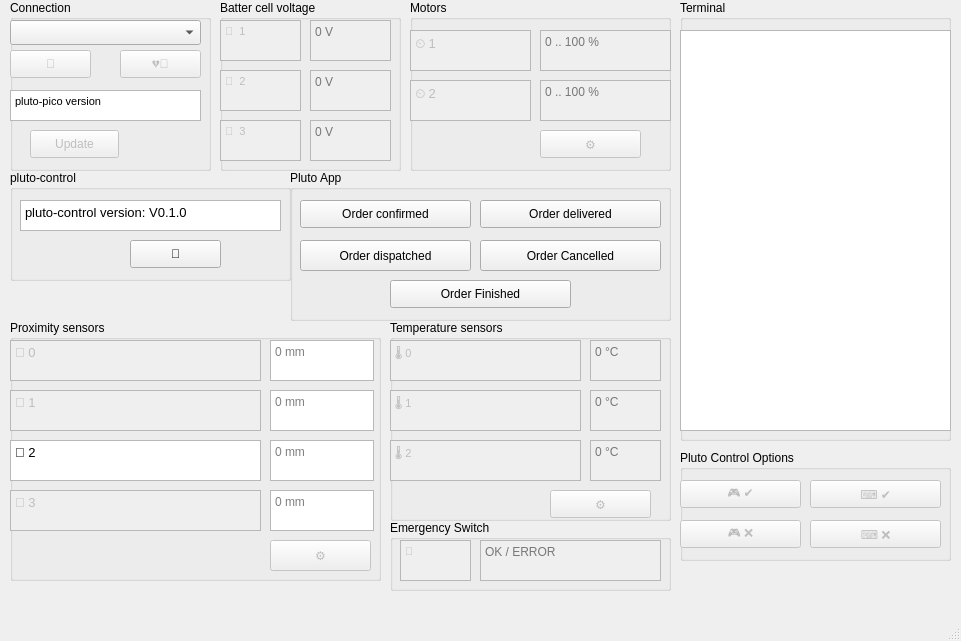
This is ui/pluto_control.ui in jruelli/pluto_control as Qt 5 draws it before an edit. The edited form follows.
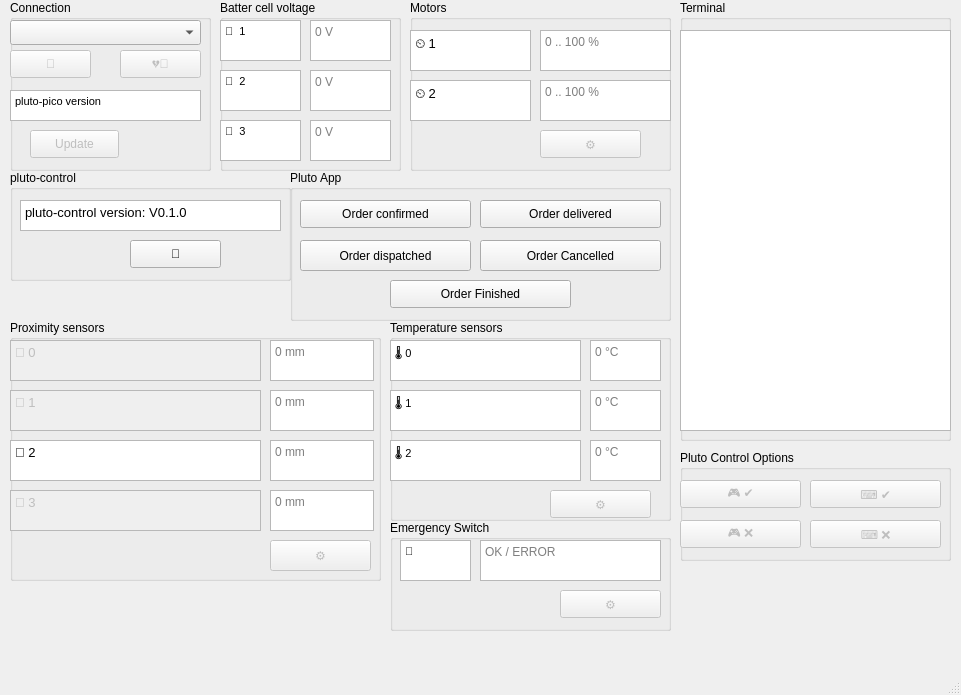
This is the edited form. Icons and pictures are not drawn.

```diff
--- a/ui/pluto_control.ui
+++ b/ui/pluto_control.ui
@@ -7,7 +7,7 @@
     <x>0</x>
     <y>0</y>
     <width>961</width>
-    <height>641</height>
+    <height>695</height>
    </rect>
   </property>
   <property name="sizePolicy">
@@ -96,7 +96,7 @@
     </property>
     <widget class="QTextEdit" name="tE_temp_sensor_0_temp">
      <property name="enabled">
-      <bool>false</bool>
+      <bool>true</bool>
      </property>
      <property name="geometry">
       <rect>
@@ -119,7 +119,7 @@
     </widget>
     <widget class="QTextEdit" name="tE_temp_sensor_1">
      <property name="enabled">
-      <bool>false</bool>
+      <bool>true</bool>
      </property>
      <property name="geometry">
       <rect>
@@ -142,7 +142,7 @@
     </widget>
     <widget class="QTextEdit" name="tE_temp_sensor_1_temp">
      <property name="enabled">
-      <bool>false</bool>
+      <bool>true</bool>
      </property>
      <property name="geometry">
       <rect>
@@ -165,7 +165,7 @@
     </widget>
     <widget class="QTextEdit" name="tE_temp_sensor_2">
      <property name="enabled">
-      <bool>false</bool>
+      <bool>true</bool>
      </property>
      <property name="geometry">
       <rect>
@@ -188,7 +188,7 @@
     </widget>
     <widget class="QTextEdit" name="tE_temp_sensor_2_temp">
      <property name="enabled">
-      <bool>false</bool>
+      <bool>true</bool>
      </property>
      <property name="geometry">
       <rect>
@@ -227,7 +227,7 @@
     </widget>
     <widget class="QTextEdit" name="tE_temp_sensor_0">
      <property name="enabled">
-      <bool>false</bool>
+      <bool>true</bool>
      </property>
      <property name="geometry">
       <rect>
@@ -407,7 +407,7 @@
     </property>
     <widget class="QTextEdit" name="tE_motor_1">
      <property name="enabled">
-      <bool>false</bool>
+      <bool>true</bool>
      </property>
      <property name="geometry">
       <rect>
@@ -430,7 +430,7 @@
     </widget>
     <widget class="QTextEdit" name="tE_motor_1_speed">
      <property name="enabled">
-      <bool>false</bool>
+      <bool>true</bool>
      </property>
      <property name="geometry">
       <rect>
@@ -453,7 +453,7 @@
     </widget>
     <widget class="QTextEdit" name="tE_motor_2">
      <property name="enabled">
-      <bool>false</bool>
+      <bool>true</bool>
      </property>
      <property name="geometry">
       <rect>
@@ -476,7 +476,7 @@
     </widget>
     <widget class="QTextEdit" name="tE_motor_2_speed">
      <property name="enabled">
-      <bool>false</bool>
+      <bool>true</bool>
      </property>
      <property name="geometry">
       <rect>
@@ -523,7 +523,7 @@
       <x>390</x>
       <y>520</y>
       <width>281</width>
-      <height>71</height>
+      <height>111</height>
      </rect>
     </property>
     <property name="title">
@@ -531,7 +531,7 @@
     </property>
     <widget class="QTextEdit" name="tE_status">
      <property name="enabled">
-      <bool>false</bool>
+      <bool>true</bool>
      </property>
      <property name="geometry">
       <rect>
@@ -554,7 +554,7 @@
     </widget>
     <widget class="QTextEdit" name="tE_status_info">
      <property name="enabled">
-      <bool>false</bool>
+      <bool>true</bool>
      </property>
      <property name="geometry">
       <rect>
@@ -575,6 +575,22 @@
       <string>OK / ERROR</string>
      </property>
     </widget>
+    <widget class="QPushButton" name="pB_EmSwitchConfig">
+     <property name="enabled">
+      <bool>false</bool>
+     </property>
+     <property name="geometry">
+      <rect>
+       <x>170</x>
+       <y>70</y>
+       <width>101</width>
+       <height>28</height>
+      </rect>
+     </property>
+     <property name="text">
+      <string>⚙️</string>
+     </property>
+    </widget>
    </widget>
    <widget class="QGroupBox" name="gB_ProximitySensors">
     <property name="geometry">
@@ -904,7 +920,7 @@
     </property>
     <widget class="QTextEdit" name="tE_cell_1">
      <property name="enabled">
-      <bool>false</bool>
+      <bool>true</bool>
      </property>
      <property name="geometry">
       <rect>
@@ -927,7 +943,7 @@
     </widget>
     <widget class="QTextEdit" name="tE_cell_1_voltage">
      <property name="enabled">
-      <bool>false</bool>
+      <bool>true</bool>
      </property>
      <property name="geometry">
       <rect>
@@ -950,7 +966,7 @@
     </widget>
     <widget class="QTextEdit" name="tE_cell_2_voltage">
      <property name="enabled">
-      <bool>false</bool>
+      <bool>true</bool>
      </property>
      <property name="geometry">
       <rect>
@@ -973,7 +989,7 @@
     </widget>
     <widget class="QTextEdit" name="tE_cell_2">
      <property name="enabled">
-      <bool>false</bool>
+      <bool>true</bool>
      </property>
      <property name="geometry">
       <rect>
@@ -996,7 +1012,7 @@
     </widget>
     <widget class="QTextEdit" name="tE_cell_3_voltage">
      <property name="enabled">
-      <bool>false</bool>
+      <bool>true</bool>
      </property>
      <property name="geometry">
       <rect>
@@ -1019,7 +1035,7 @@
     </widget>
     <widget class="QTextEdit" name="tE_cell_3">
      <property name="enabled">
-      <bool>false</bool>
+      <bool>true</bool>
      </property>
      <property name="geometry">
       <rect>
```
